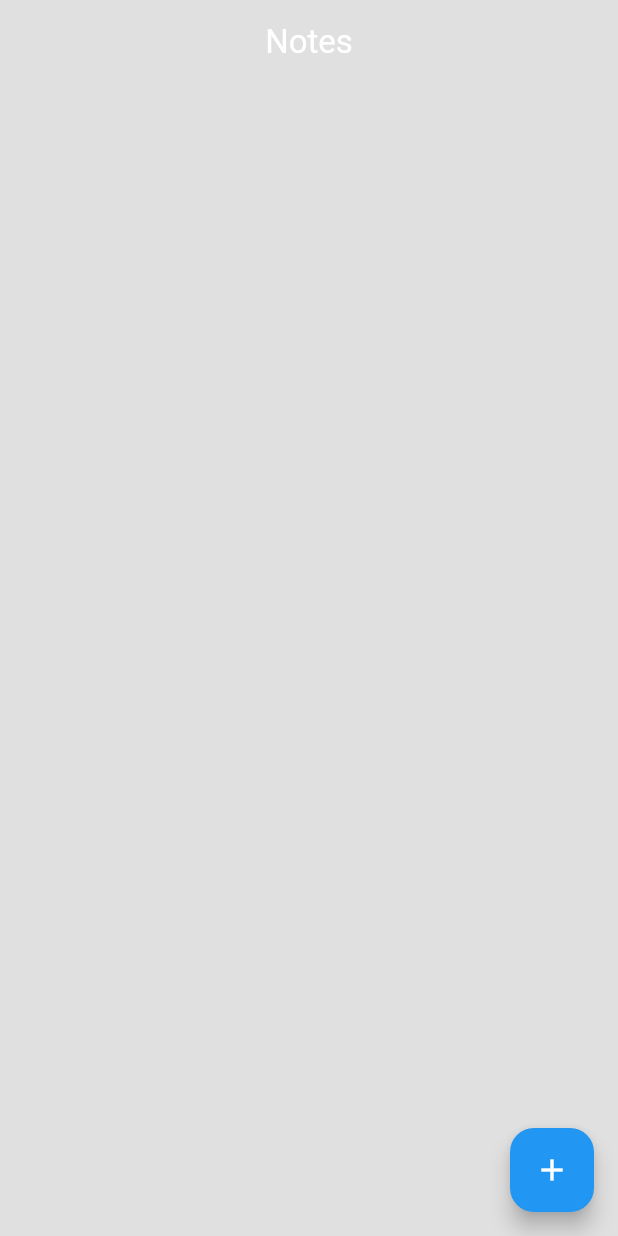
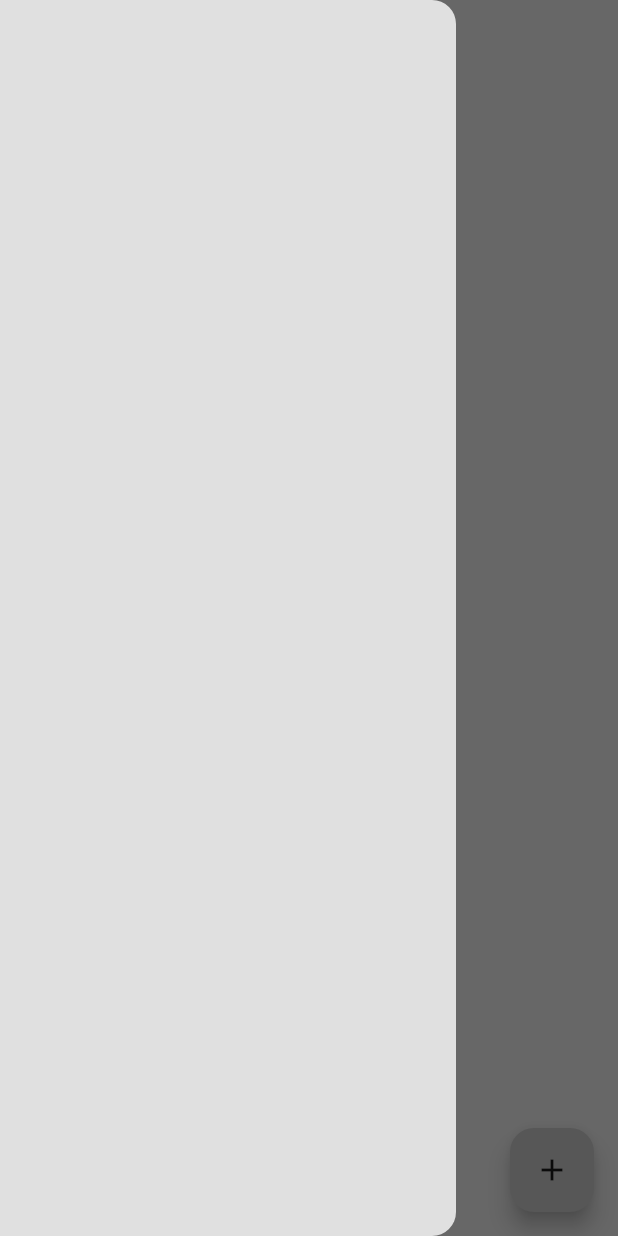
Before and after one commit to Salar977/notes_app, a Flutter app: the screen it shows after launch, with the side drawer open (before the commit the screen has no drawer), on a phone screen of 412 x 824 dp. Run offline on Flutter 3.47's test engine with Material 3 defaults, Android fonts, the phone set to English and light mode, and no system bars; our stand-ins replace google_fonts, isar; accounts and stored records are empty; generated files the repository leaves out were written again.

Commit message:
Add Google Fonts package and update NotesPage UI for improved styling

```diff
--- a/lib/pages/notes_page.dart
+++ b/lib/pages/notes_page.dart
@@ -1,4 +1,5 @@
 import 'package:flutter/material.dart';
+import 'package:google_fonts/google_fonts.dart';
 import 'package:notes_app/models/note.dart';
 import 'package:notes_app/models/note_database.dart';
 import 'package:provider/provider.dart';
@@ -105,20 +106,34 @@ class _NotesPageState extends State<NotesPage> {
     return Scaffold(
       appBar: AppBar(
         backgroundColor: Colors.transparent,
-        title: const Text(
-          "Notes",
-          style: TextStyle(
-            color: Colors.white
+        foregroundColor: Theme.of(context).colorScheme.inversePrimary,
+      ),
+      backgroundColor: Theme.of(context).colorScheme.surface,
+      floatingActionButton: FloatingActionButton(
+        onPressed: createNote,
+        backgroundColor: Theme.of(context).colorScheme.secondary,
+        child: const Icon(Icons.add, color: Colors.black87,),
+      ),
+      drawer: Drawer(),
+      body: Column(
+        children: [
+          // Heading
+          Padding(
+            padding: const EdgeInsets.only(left: 25.0),
+            child: Text(
+              'Notes',
+              style: GoogleFonts.dmSerifText(
+                fontSize: 50,
+                color: Theme.of(context).colorScheme.inversePrimary
+              ),
+
             ),
           ),
-        centerTitle: true,
-      ),
-      floatingActionButton: FloatingActionButton(
-        onPressed: createNote,
-        backgroundColor: Colors.blue,
-        child: const Icon(Icons.add, color: Colors.white,),
-      ),
-      body: ListView.builder(
+
+
+          // List of notes
+          Expanded(
+            child: ListView.builder(
               itemCount: currentNotes.length,
               itemBuilder:(context, index) {
                 // get individual note
@@ -147,6 +162,9 @@ class _NotesPageState extends State<NotesPage> {
                 );
               },
             ),
+          ),
+        ],
+      ),
     );
   }
 }
--- a/pubspec.yaml
+++ b/pubspec.yaml
@@ -9,6 +9,7 @@ environment:
 dependencies:
   flutter:
     sdk: flutter
+  google_fonts: ^6.2.1
   isar:
     hosted: https://pub.isar-community.dev
     version: 3.1.8
```
Also changed, not shown: pubspec.lock. Lines whose indentation alone changed are shown as unchanged.
